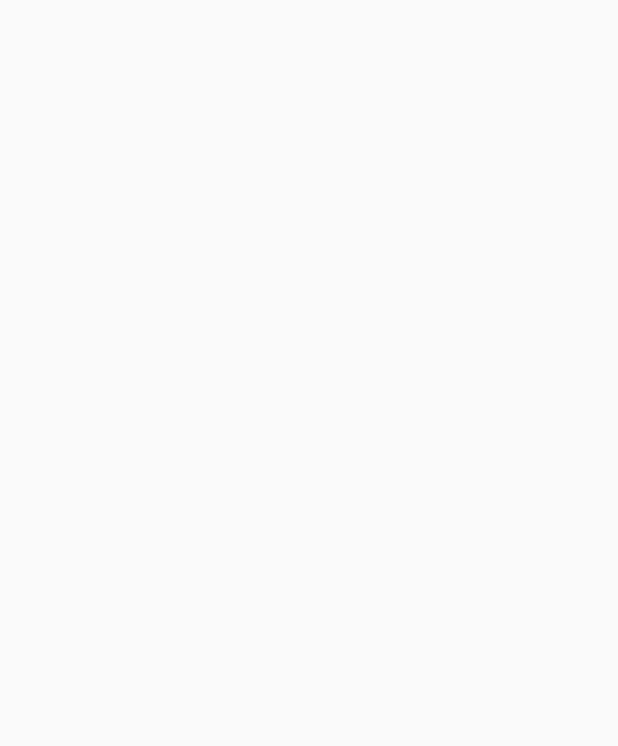
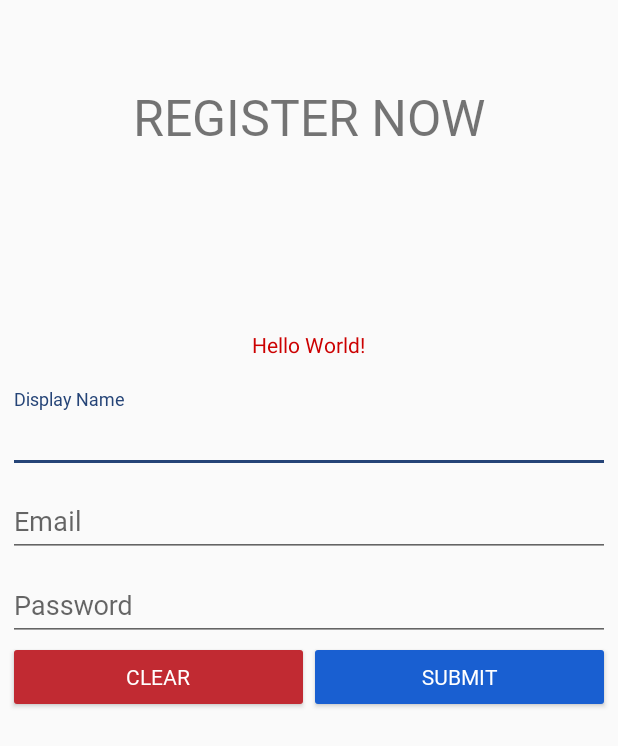
Before and after one commit to Jcarl11/JoeyChatApp, an Android app: the RegisterActivity screen opened directly, with no data from a screen before it, on a phone screen of 412 x 824 dp. Before the commit the part shown is empty. Shown: the top 746 px of the screen. Run offline under Robolectric (Android 15) with nearby library versions, the phone set to English and light mode, and no system bars; our stand-ins replace ButterKnife.

Commit message:
Changed Major Designs

```diff
--- a/app/build.gradle
+++ b/app/build.gradle
@@ -29,6 +29,9 @@ dependencies {
     compile 'com.android.support:support-annotations:27.1.1'
     androidTestImplementation 'com.android.support.test:runner:1.0.2'
     androidTestImplementation 'com.android.support.test.espresso:espresso-core:3.0.2'
+    //Butterknife
+    implementation 'com.jakewharton:butterknife:8.8.1'
+    annotationProcessor 'com.jakewharton:butterknife-compiler:8.8.1'
 }
 
 
--- a/app/src/main/AndroidManifest.xml
+++ b/app/src/main/AndroidManifest.xml
@@ -20,7 +20,7 @@
             </intent-filter>
         </activity>
         <activity android:name=".StartingActivity" />
-        <activity android:name=".RegisterActivity" />
+        <activity android:name=".RegisterActivity" android:windowSoftInputMode="stateHidden"/>
         <activity android:name=".LoginActivity"></activity>
     </application>
 
--- a/app/src/main/java/com/example/windows/joeychatapp/RegisterActivity.java
+++ b/app/src/main/java/com/example/windows/joeychatapp/RegisterActivity.java
@@ -1,12 +1,32 @@
 package com.example.windows.joeychatapp;
 
+import android.support.design.widget.TextInputEditText;
 import android.support.v7.app.AppCompatActivity;
 import android.os.Bundle;
+import android.widget.Button;
+import android.widget.TextView;
 
-public class RegisterActivity extends AppCompatActivity {
+import butterknife.BindView;
+
+public class RegisterActivity extends AppCompatActivity
+{
+
+    @BindView(R.id.BTN_SUBMIT)
+    Button BTN_SUBMIT;
+    @BindView(R.id.BTN_CLEAR)
+    Button BTN_CLEAR;
+    @BindView(R.id.ET_DISPLAYNAME)
+    TextInputEditText ET_DISPLAYNAME;
+    @BindView(R.id.ET_EMAIL)
+    TextInputEditText ET_EMAIL;
+    @BindView(R.id.ET_PASSWORD)
+    TextInputEditText ET_PASSWORD;
+    @BindView(R.id.TV_MESSAGE)
+    TextView TB_MESSAGE;
 
     @Override
-    protected void onCreate(Bundle savedInstanceState) {
+    protected void onCreate(Bundle savedInstanceState)
+    {
         super.onCreate(savedInstanceState);
         setContentView(R.layout.activity_register);
     }
--- a/app/src/main/java/com/example/windows/joeychatapp/StartingActivity.java
+++ b/app/src/main/java/com/example/windows/joeychatapp/StartingActivity.java
@@ -1,13 +1,46 @@
 package com.example.windows.joeychatapp;
 
+import android.content.Intent;
 import android.support.v7.app.AppCompatActivity;
 import android.os.Bundle;
+import android.view.View;
+import android.widget.Button;
 
-public class StartingActivity extends AppCompatActivity {
+import butterknife.BindView;
+import butterknife.ButterKnife;
+import butterknife.OnClick;
 
+public class StartingActivity extends AppCompatActivity
+{
+
+    @BindView(R.id.BTN_LOGIN)
+    Button BTN_LOGIN;
+
+    @BindView(R.id.BTN_CREATEACC)
+    Button BTN_CREATEACC;
     @Override
-    protected void onCreate(Bundle savedInstanceState) {
+    protected void onCreate(Bundle savedInstanceState)
+    {
         super.onCreate(savedInstanceState);
         setContentView(R.layout.activity_starting);
+        ButterKnife.bind(this);
+    }
+
+    @OnClick(R.id.BTN_LOGIN)
+    public void login(View view)
+    {
+        openNextActivity(LoginActivity.class);
+    }
+
+    @OnClick(R.id.BTN_CREATEACC)
+    public void register(View view)
+    {
+        openNextActivity(RegisterActivity.class);
+    }
+
+    private void openNextActivity(Class<?> destination)
+    {
+        Intent send = new Intent(StartingActivity.this, destination);
+        startActivity(send);
     }
 }
--- a/app/src/main/res/layout/activity_register.xml
+++ b/app/src/main/res/layout/activity_register.xml
@@ -1,9 +1,110 @@
 <?xml version="1.0" encoding="utf-8"?>
-<android.support.constraint.ConstraintLayout xmlns:android="http://schemas.android.com/apk/res/android"
+<ScrollView xmlns:android="http://schemas.android.com/apk/res/android"
     xmlns:app="http://schemas.android.com/apk/res-auto"
     xmlns:tools="http://schemas.android.com/tools"
     android:layout_width="match_parent"
-    android:layout_height="match_parent"
+    android:layout_height="wrap_content"
     tools:context="com.example.windows.joeychatapp.RegisterActivity">
 
-</android.support.constraint.ConstraintLayout>
+    <LinearLayout
+        android:layout_width="match_parent"
+        android:layout_height="wrap_content"
+        android:orientation="vertical"
+        android:padding="8px">
+
+        <TextView
+            android:layout_width="wrap_content"
+            android:layout_height="wrap_content"
+            android:layout_gravity="center"
+            android:layout_marginBottom="100dp"
+            android:layout_marginTop="50dp"
+            android:text="REGISTER NOW"
+            android:textSize="15pt"
+            android:fontFamily="@font/roboto" />
+        <TextView
+            android:id="@+id/TV_MESSAGE"
+            android:layout_width="wrap_content"
+            android:layout_height="wrap_content"
+            android:text="Hello World!"
+            android:layout_gravity="center"
+            android:textColor="@android:color/holo_red_dark"
+            android:layout_margin="20dp"/>
+
+        <android.support.design.widget.TextInputLayout
+            android:layout_width="match_parent"
+            android:layout_height="wrap_content">
+
+            <android.support.design.widget.TextInputEditText
+                android:id="@+id/ET_DISPLAYNAME"
+                android:layout_width="match_parent"
+                android:layout_height="wrap_content"
+                android:fontFamily="@font/roboto"
+                android:hint="Display Name" />
+
+        </android.support.design.widget.TextInputLayout>
+
+        <android.support.design.widget.TextInputLayout
+            android:layout_width="match_parent"
+            android:layout_height="wrap_content">
+
+            <android.support.design.widget.TextInputEditText
+                android:id="@+id/ET_EMAIL"
+                android:layout_width="match_parent"
+                android:layout_height="wrap_content"
+                android:hint="Email"
+                android:inputType="textEmailAddress"
+                android:fontFamily="@font/roboto"/>
+
+        </android.support.design.widget.TextInputLayout>
+
+
+
+
+        <android.support.design.widget.TextInputLayout
+            android:layout_width="match_parent"
+            android:layout_height="wrap_content">
+
+            <android.support.design.widget.TextInputEditText
+                android:id="@+id/ET_PASSWORD"
+                android:layout_width="match_parent"
+                android:layout_height="wrap_content"
+                android:hint="Password"
+                android:inputType="textPassword"
+                android:fontFamily="@font/roboto"/>
+
+        </android.support.design.widget.TextInputLayout>
+
+
+        <LinearLayout
+            android:layout_width="match_parent"
+            android:layout_height="wrap_content"
+            android:orientation="horizontal"
+            android:weightSum="2">
+
+            <Button
+                android:id="@+id/BTN_CLEAR"
+                android:layout_width="match_parent"
+                android:layout_height="wrap_content"
+                android:layout_weight="1"
+                android:backgroundTint="@color/buttonNegative"
+                android:text="CLEAR"
+                android:fontFamily="@font/roboto"
+                android:textColor="@android:color/white"/>
+
+            <Button
+                android:id="@+id/BTN_SUBMIT"
+                android:layout_width="match_parent"
+                android:layout_height="wrap_content"
+                android:layout_weight="1"
+                android:backgroundTint="@color/buttonPositive"
+                android:text="SUBMIT"
+                android:fontFamily="@font/roboto"
+                android:textColor="@android:color/white"/>
+
+        </LinearLayout>
+    </LinearLayout>
+
+
+
+
+</ScrollView>
--- a/app/src/main/res/layout/activity_starting.xml
+++ b/app/src/main/res/layout/activity_starting.xml
@@ -23,6 +23,7 @@
         android:layout_marginBottom="50dp">
 
         <Button
+            android:id="@+id/BTN_LOGIN"
             android:layout_width="match_parent"
             android:layout_height="wrap_content"
             android:text="@string/label_login"
@@ -35,6 +36,7 @@
             android:layout_gravity="center"
             android:textColor="@android:color/black"/>
         <Button
+            android:id="@+id/BTN_CREATEACC"
             android:layout_width="match_parent"
             android:layout_height="wrap_content"
             android:text="@string/label_createanccount"
--- a/app/src/main/res/values/colors.xml
+++ b/app/src/main/res/values/colors.xml
@@ -2,7 +2,7 @@
 <resources>
     <color name="colorPrimary">#eae720</color>
     <color name="colorPrimaryDark">#dee0e2</color>
-    <color name="colorAccent">#f9f9f7</color>
+    <color name="colorAccent">#254477</color>
     <color name="buttonPositive">#195fd1</color>
     <color name="buttonNegative">#c12a32</color>
 </resources>
```
Also changed, not shown: app/src/main/res/font/roboto.ttf (added).
